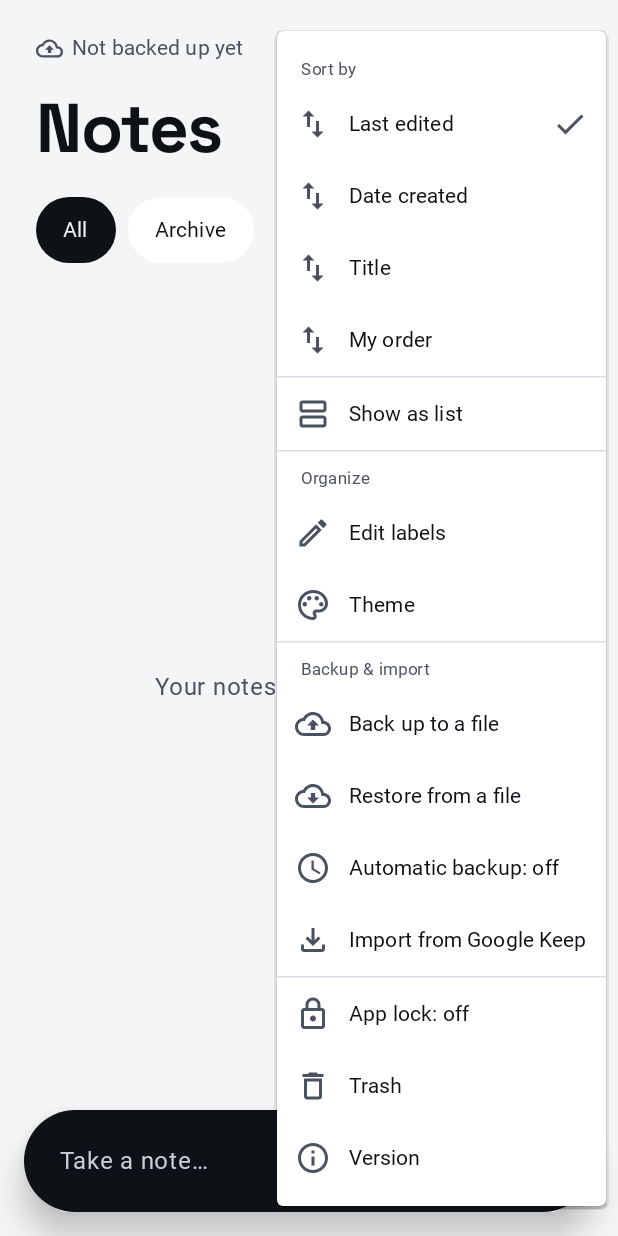
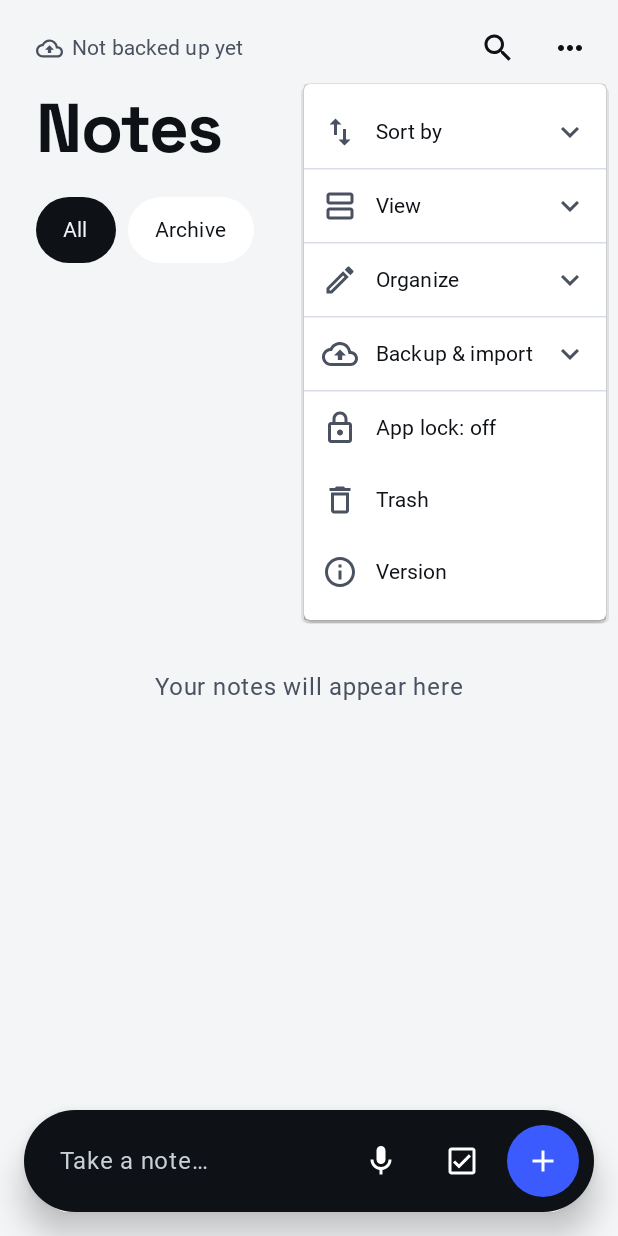
Before and after one commit to jt-coder321/personal-notes-app, an Android app built with Jetpack Compose: the screen it shows after launch (MainActivity), after a tap on "More", on a phone screen of 412 x 824 dp. Run offline under Robolectric (Android 15) with nearby library versions, the phone set to English and light mode, and no system bars; our stand-ins replace Room's generated code; libraries missing offline, so code that uses them is left out: sh.calvin.reorderable; Roboto replaces fonts that are not available here.

Commit message:
Expandable menu groups: Sort by, View, Organize, Backup and import collapse into headers

```diff
--- a/app/src/main/java/com/jt/notes/ui/HomeScreen.kt
+++ b/app/src/main/java/com/jt/notes/ui/HomeScreen.kt
@@ -91,6 +91,7 @@ fun HomeScreen(
     val context = LocalContext.current
     var searching by rememberSaveable { mutableStateOf(false) }
     var menuOpen by remember { mutableStateOf(false) }
+    var expandedMenuGroup by remember { mutableStateOf<String?>(null) }
     var showManageLabels by remember { mutableStateOf(false) }
     var confirmEmptyTrash by remember { mutableStateOf(false) }
     var showBackupDialog by remember { mutableStateOf(false) }
@@ -265,7 +266,13 @@ fun HomeScreen(
                                 Icon(Icons.Outlined.MoreHoriz, contentDescription = "More")
                             }
                             DropdownMenu(expanded = menuOpen, onDismissRequest = { menuOpen = false }) {
-                                MenuSectionLabel("Sort by")
+                                MenuGroupHeader(
+                                    text = "Sort by",
+                                    icon = Icons.Outlined.SwapVert,
+                                    expanded = expandedMenuGroup == "sort",
+                                    onClick = { expandedMenuGroup = if (expandedMenuGroup == "sort") null else "sort" },
+                                )
+                                if (expandedMenuGroup == "sort") {
                                     Sort.entries.forEach { option ->
                                         DropdownMenuItem(
                                             text = { Text(option.label) },
@@ -276,7 +283,15 @@ fun HomeScreen(
                                             onClick = { menuOpen = false; vm.setSort(option) },
                                         )
                                     }
+                                }
                                 HorizontalDivider()
+                                MenuGroupHeader(
+                                    text = "View",
+                                    icon = if (grid) Icons.Outlined.ViewAgenda else Icons.Outlined.GridView,
+                                    expanded = expandedMenuGroup == "view",
+                                    onClick = { expandedMenuGroup = if (expandedMenuGroup == "view") null else "view" },
+                                )
+                                if (expandedMenuGroup == "view") {
                                     MenuRow(
                                         if (grid) "Show as list" else "Show as grid",
                                         if (grid) Icons.Outlined.ViewAgenda else Icons.Outlined.GridView,
@@ -288,12 +303,26 @@ fun HomeScreen(
                                             selectMode = true
                                         }
                                     }
+                                }
                                 HorizontalDivider()
-                                MenuSectionLabel("Organize")
+                                MenuGroupHeader(
+                                    text = "Organize",
+                                    icon = Icons.Outlined.Edit,
+                                    expanded = expandedMenuGroup == "organize",
+                                    onClick = { expandedMenuGroup = if (expandedMenuGroup == "organize") null else "organize" },
+                                )
+                                if (expandedMenuGroup == "organize") {
                                     MenuRow("Edit labels", Icons.Outlined.Edit) { menuOpen = false; showManageLabels = true }
                                     MenuRow("Theme", Icons.Outlined.Palette) { menuOpen = false; showThemeDialog = true }
+                                }
                                 HorizontalDivider()
-                                MenuSectionLabel("Backup & import")
+                                MenuGroupHeader(
+                                    text = "Backup & import",
+                                    icon = Icons.Outlined.CloudUpload,
+                                    expanded = expandedMenuGroup == "backup",
+                                    onClick = { expandedMenuGroup = if (expandedMenuGroup == "backup") null else "backup" },
+                                )
+                                if (expandedMenuGroup == "backup") {
                                     MenuRow("Back up to a file", Icons.Outlined.CloudUpload) {
                                         menuOpen = false; showBackupDialog = true
                                     }
@@ -311,6 +340,7 @@ fun HomeScreen(
                                         menuOpen = false
                                         toast("Pick the Google Takeout zip that contains your Keep notes")
                                         keepLauncher.launch(arrayOf("application/zip", "application/x-zip-compressed", "*/*"))
+                                    }
                                 }
                                 HorizontalDivider()
                                 MenuRow(if (lockOn) "App lock: on" else "App lock: off", Icons.Outlined.Lock) {
@@ -660,12 +690,22 @@ private fun MenuRow(text: String, icon: ImageVector, onClick: () -> Unit) {
 }
 
 @Composable
-private fun MenuSectionLabel(text: String) {
-    Text(
-        text,
-        style = MaterialTheme.typography.labelSmall,
-        color = LocalPalette.current.muted,
-        modifier = Modifier.padding(start = 16.dp, end = 16.dp, top = 10.dp, bottom = 4.dp),
+private fun MenuGroupHeader(
+    text: String,
+    icon: ImageVector,
+    expanded: Boolean,
+    onClick: () -> Unit,
+) {
+    DropdownMenuItem(
+        text = { Text(text, fontWeight = FontWeight.SemiBold) },
+        leadingIcon = { Icon(icon, contentDescription = null) },
+        trailingIcon = {
+            Icon(
+                if (expanded) Icons.Outlined.ExpandLess else Icons.Outlined.ExpandMore,
+                contentDescription = if (expanded) "Collapse" else "Expand",
+            )
+        },
+        onClick = onClick,
     )
 }
 
```
Lines whose indentation alone changed are shown as unchanged.
